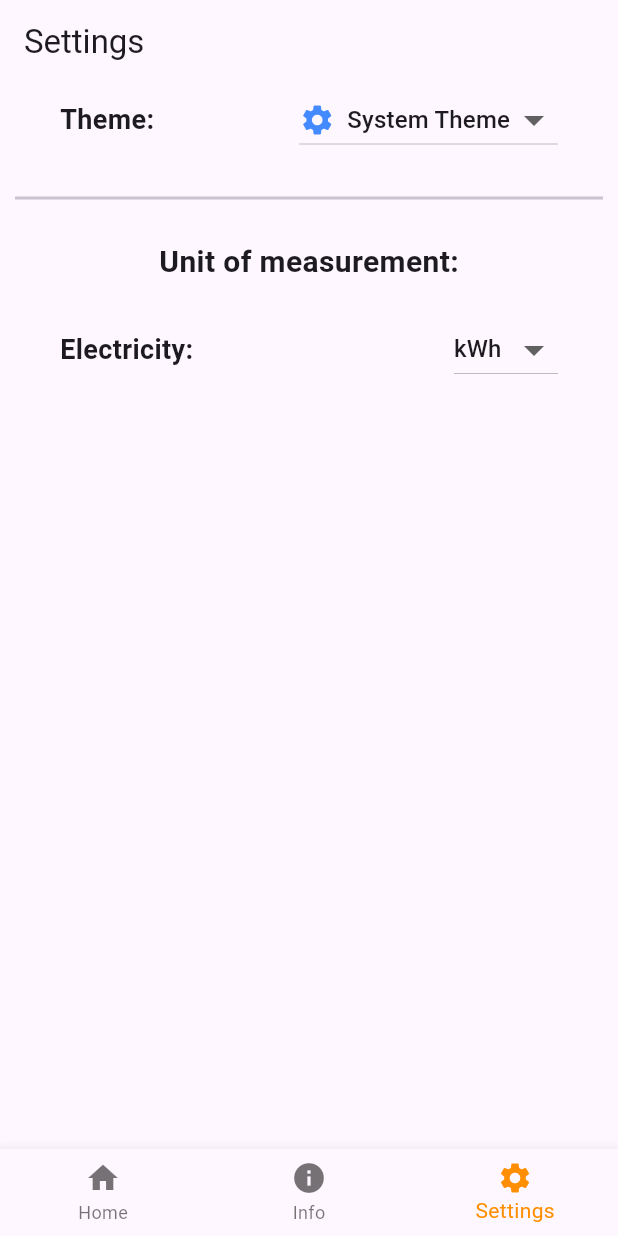
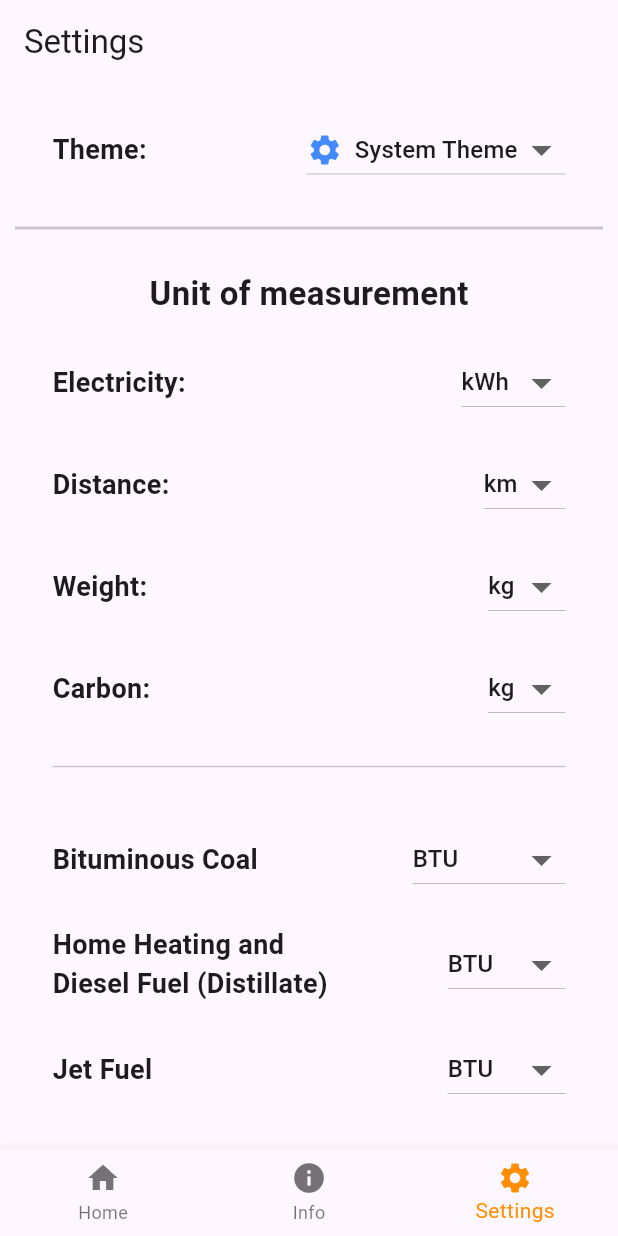
Before and after one commit to Gabritorre/impakt, a Flutter app: the screen it shows after launch, item 3 of the bottom bar chosen, on a phone screen of 412 x 824 dp. Run offline on Flutter 3.47's test engine with Material 3 defaults, Android fonts, the phone set to English and light mode, and no system bars; our stand-ins replace flutter_dotenv, shared_preferences; network calls fail.

Commit message:
Implement remaining UM

```diff
--- a/lib/src/api/storage.dart
+++ b/lib/src/api/storage.dart
@@ -50,16 +50,16 @@ class Storage {
 	static List<List<dynamic>> _getFuelSourcesInfo() {
 		return [
 			['bit', 'Bituminous Coal', ['BTU', 'Short Ton']],
-			['dfo', 'Home Heating and Diesel Fuel (Distillate)', ['BTU', 'Gallon']],
+			['dfo', 'Home Heating and\nDiesel Fuel (Distillate)', ['BTU', 'Gallon']],
 			['jf', 'Jet Fuel', ['BTU', 'Gallon']],
 			['ker', 'Kerosene', ['BTU', 'Gallon']],
 			['lig', 'Lignite Coal', ['BTU', 'Short Ton']],
-			['msw', 'Municipal Solid Waste', ['BTU', 'Short Ton']],
-			['ng', 'Natural Gas', ['BTU', 'Thousand Cubic Feet']],
+			['msw', 'Municipal Solid\nWaste', ['BTU', 'Short Ton']],
+			['ng', 'Natural Gas', ['BTU', 'Thousand\n Cubic Feet']],
 			['pc', 'Petroleum Coke', ['BTU', 'Gallon']],
 			['pg', 'Propane Gas', ['BTU', 'Gallon']],
 			['rfo', 'Residual Fuel Oil', ['BTU', 'Gallon']],
-			['sub', 'Subbituminous Coal', ['BTU', 'Short Ton']],
+			['sub', 'Subbituminous\nCoal', ['BTU', 'Short Ton']],
 			['tdf', 'Tire-Derived Fuel', ['BTU', 'Short Ton']],
 			['wo', 'Waste Oil', ['BTU', 'Barrel']]
 		];
--- a/lib/src/navigation_page.dart
+++ b/lib/src/navigation_page.dart
@@ -109,13 +109,13 @@ class _MainViewState extends State<MainView> {
 						page = const FlightEstimationView();
 						break;
 					case FuelCombustionEstimationView.routeName:
-						page = const FuelCombustionEstimationView();
+						page = FuelCombustionEstimationView(controller: widget.settingsController);
 						break;
 					case ShippingEstimationView.routeName:
-						page = const ShippingEstimationView();
+						page = ShippingEstimationView(controller: widget.settingsController);
 						break;
 					case VehicleEstimationView.routeName:
-						page = const VehicleEstimationView();
+						page = VehicleEstimationView(controller: widget.settingsController);
 						break;
 
 					// internal path on /estimation_list
--- a/lib/src/settings/settings_view.dart
+++ b/lib/src/settings/settings_view.dart
@@ -28,10 +28,8 @@ class SettingsView extends StatelessWidget {
 							child: SingleChildScrollView(
 								child: Column(
 									children: [
-										Padding(
-											padding: const EdgeInsets.symmetric(horizontal: 40),
-											child: ThemeAppWidget(controller: controller),
-										),
+										const SizedBox(height: 20),
+										ThemeSelector(controller: controller),
 
 										Padding(
 											padding: const EdgeInsets.symmetric(horizontal: 10.0, vertical: 20.0),
@@ -41,49 +39,40 @@ class SettingsView extends StatelessWidget {
 										),
 
 										const Text(
-											'Unit of measurement:',
+											'Unit of measurement',
 											style: TextStyle(
-												fontSize: 20,
+												fontSize: 22,
 												fontWeight: FontWeight.bold,
 											),
 										),
 
 										const SizedBox(height: 20),
 
+										UnitSelector(controller: controller, label: 'Electricity:', measureName: 'electricity'),
+										const SizedBox(height: 20),
+										UnitSelector(controller: controller, label: 'Distance:', measureName: 'distance'),
+										const SizedBox(height: 20),
+										UnitSelector(controller: controller, label: 'Weight:', measureName: 'weight'),
+										const SizedBox(height: 20),
+										UnitSelector(controller: controller, label: 'Carbon:', measureName: 'carbon'),
 										Padding(
-											padding: const EdgeInsets.symmetric(horizontal: 40),
-											child: Row(
-												mainAxisAlignment: MainAxisAlignment.spaceBetween,
-												children: [
-													const Text(
-														'Electricity:',
-														style: TextStyle(
-															fontSize: 18,
-															fontWeight: FontWeight.bold,
+											padding: const EdgeInsets.symmetric(horizontal: 35.0, vertical: 20.0),
+											child: Divider(
+												thickness: 1,
 											),
 										),
-													DropdownButton(
-														value: controller.units['electricity']!.code,
-														onChanged: (String? newValue){
-															controller.updateUnits({'electricity': newValue!});
-														},
-														items: List.generate(
-															Storage.getUnits()['electricity']!.length,
-															(index) => DropdownMenuItem(
-																value: Storage.getUnits()['electricity']![index].code,
-																child: Text(Storage.getUnits()['electricity']![index].label),
+										...Storage.getFuelSources().map((fuelSource) {
+											return Padding(
+												padding: const EdgeInsets.symmetric(vertical: 10.0),
+												child: UnitSelector(
+													controller: controller,
+													label: fuelSource.label,
+													measureName: 'fuel_${fuelSource.code}',
 												),
-														),
+											);
+										}),
 
-														icon: Icon(
-															Icons.arrow_drop_down,
-															size: 32,
-														),
-														borderRadius: BorderRadius.circular(8),
-													),
-												],
-											),
-										),
+										const SizedBox(height: 40),
 									],
 								),
 							),
@@ -95,8 +84,62 @@ class SettingsView extends StatelessWidget {
 	}
 }
 
-class ThemeAppWidget extends StatelessWidget {
-	const ThemeAppWidget({
+class UnitSelector extends StatelessWidget {
+	const UnitSelector({
+		super.key,
+		required this.controller,
+		required this.label,
+		required this.measureName,
+	});
+
+	final SettingsController controller;
+	final String label;
+	final String measureName;
+
+
+	@override
+	Widget build(BuildContext context) {
+		return Padding(
+			padding: const EdgeInsets.symmetric(horizontal: 35),
+			child: Row(
+				mainAxisAlignment: MainAxisAlignment.spaceBetween,
+				children: [
+					Text(
+						label,
+						style: TextStyle(
+							fontSize: 18,
+							fontWeight: FontWeight.bold,
+						),
+					),
+					DropdownButton(
+						value: controller.units[measureName]!.code,
+						onChanged: (String? newValue){
+							controller.updateUnits({measureName: newValue!});
+						},
+						items: List.generate(
+							Storage.getUnits()[measureName]!.length,
+							(index) => DropdownMenuItem(
+								value: Storage.getUnits()[measureName]![index].code,
+								child: Text(Storage.getUnits()[measureName]![index].label),
+							),
+						),
+						dropdownColor: Theme.of(context).brightness == Brightness.dark
+							? HSLColor.fromColor(Theme.of(context).primaryColor).withLightness(0.2).toColor()
+							: HSLColor.fromColor(Theme.of(context).primaryColor).withLightness(1).toColor(),
+						icon: Icon(
+							Icons.arrow_drop_down,
+							size: 32,
+						),
+						borderRadius: BorderRadius.circular(8),
+					),
+				],
+			),
+		);
+	}
+}
+
+class ThemeSelector extends StatelessWidget {
+	const ThemeSelector({
 		super.key,
 		required this.controller,
 	});
@@ -105,7 +148,9 @@ class ThemeAppWidget extends StatelessWidget {
 
 	@override
 	Widget build(BuildContext context) {
-		return Row(
+		return Padding(
+			padding: const EdgeInsets.symmetric(horizontal: 35),
+			child: Row(
 				mainAxisAlignment: MainAxisAlignment.spaceBetween,
 				children: [
 					const Text(
@@ -159,6 +204,7 @@ class ThemeAppWidget extends StatelessWidget {
 						borderRadius: BorderRadius.circular(8),
 					),
 				],
+			),
 		);
 	}
 }
```
Also changed, not shown: lib/src/estimate/fuel_combustion.dart (+15 -5 lines), lib/src/estimate/shipping.dart (+12 -4 lines), lib/src/estimate/vehicle.dart (+18 -8 lines). Lines whose indentation alone changed are shown as unchanged.
